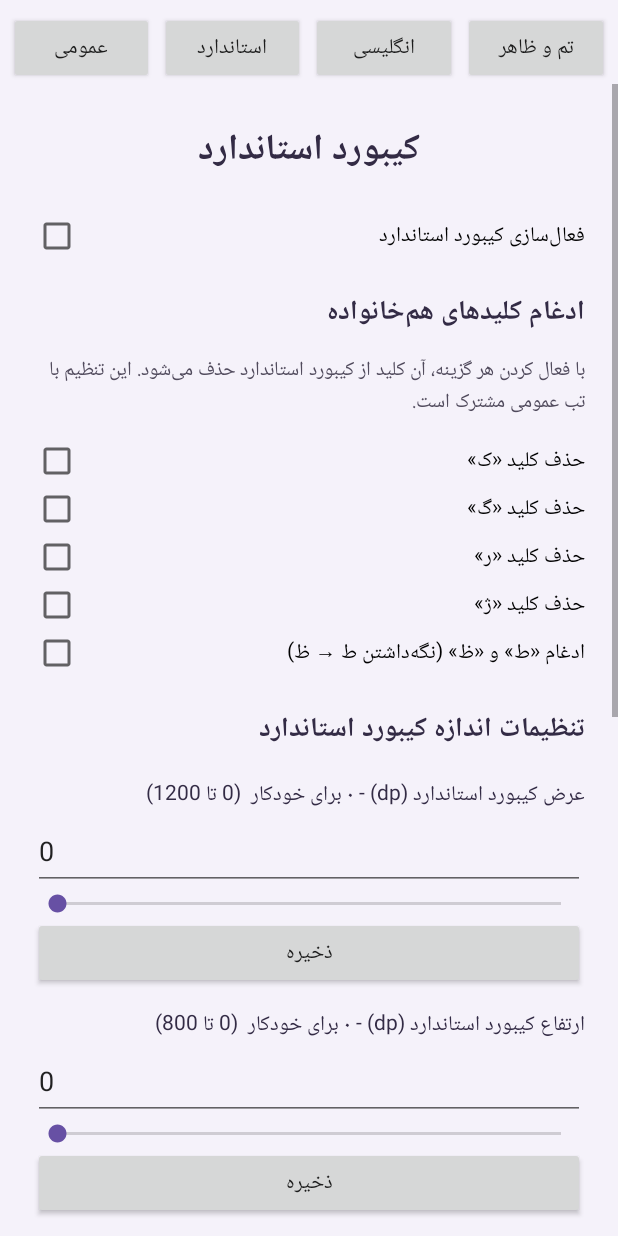
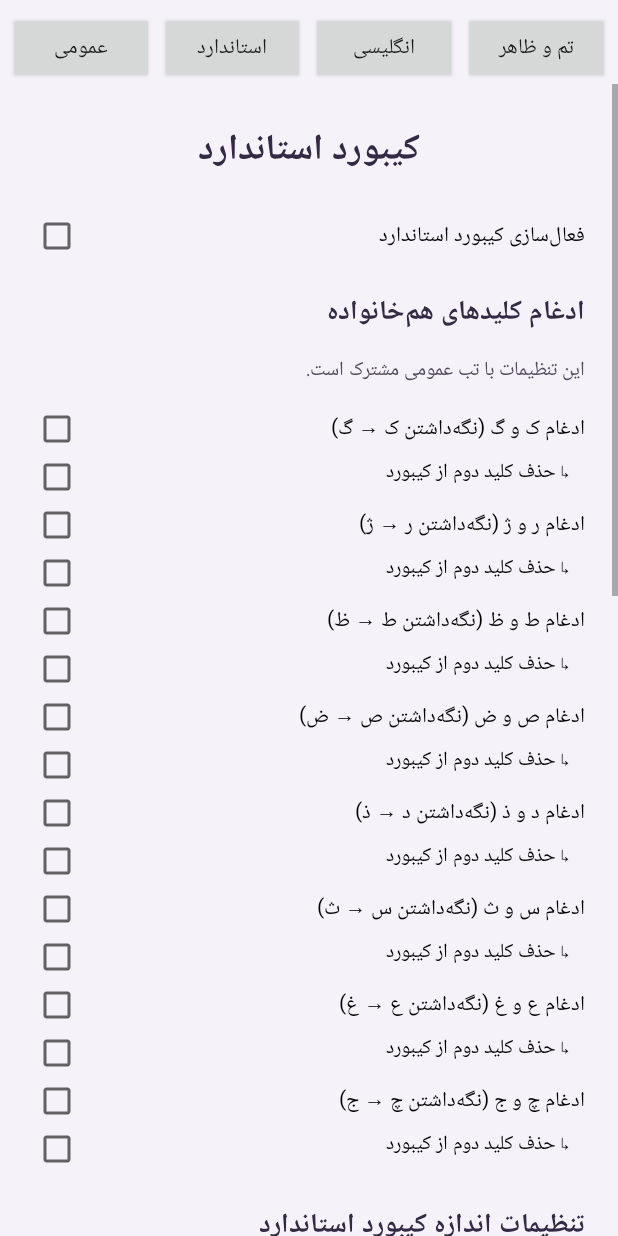
Before and after one commit to smhosseini397/SMHKeyBoard.ai, an Android app: the screen it shows after launch (SettingsActivity), after a tap on "استاندارد", on a phone screen of 412 x 824 dp. Run offline under Robolectric (Android 15) with nearby library versions, the phone set to English and light mode, and no system bars; libraries missing offline, so code that uses them is left out: android.graphics.

Commit message:
Update SettingsActivity.kt

```diff
--- a/app/src/main/java/com/farshekashan/keyfarsi/SettingsActivity.kt
+++ b/app/src/main/java/com/farshekashan/keyfarsi/SettingsActivity.kt
@@ -19,15 +19,31 @@ import android.view.inputmethod.InputMethodManager
 import android.widget.*
 import androidx.core.view.ViewCompat
 import androidx.core.view.WindowInsetsCompat
-import org.json.JSONObject
 
 class SettingsActivity : Activity() {
     companion object {
         private const val REQUEST_EXPORT_LEARNING = 7101
         private const val REQUEST_IMPORT_LEARNING = 7102
-        private const val PREFS_CUSTOM_MERGES = "custom_merges"
     }
     private val prefs by lazy { getSharedPreferences("keyfarsi", MODE_PRIVATE) }
+
+    // لیست ادغام‌های ثابت: (کلید فعال‌سازی، کلید حذف، برچسب)
+    private data class MergeOption(
+        val enableKey: String,
+        val deleteKey: String,
+        val label: String
+    )
+
+    private val mergeOptions = listOf(
+        MergeOption("merge_key_kaf",    "merge_key_kaf_delete",    "ادغام ک و گ (نگه‌داشتن ک → گ)"),
+        MergeOption("merge_key_re",     "merge_key_re_delete",     "ادغام ر و ژ (نگه‌داشتن ر → ژ)"),
+        MergeOption("merge_ta_za",      "merge_ta_za_delete",      "ادغام ط و ظ (نگه‌داشتن ط → ظ)"),
+        MergeOption("merge_sad_zad",    "merge_sad_zad_delete",    "ادغام ص و ض (نگه‌داشتن ص → ض)"),
+        MergeOption("merge_dal_zal",    "merge_dal_zal_delete",    "ادغام د و ذ (نگه‌داشتن د → ذ)"),
+        MergeOption("merge_seen_the",   "merge_seen_the_delete",   "ادغام س و ث (نگه‌داشتن س → ث)"),
+        MergeOption("merge_ain_ghain",  "merge_ain_ghain_delete",  "ادغام ع و غ (نگه‌داشتن ع → غ)"),
+        MergeOption("merge_che_je",     "merge_che_je_delete",     "ادغام چ و ج (نگه‌داشتن چ → ج)")
+    )
 
     override fun onCreate(savedInstanceState: Bundle?) {
         super.onCreate(savedInstanceState)
@@ -139,41 +155,6 @@ class SettingsActivity : Activity() {
     }
 
     // ---------------------------------------------------------------------
-    // کمکی‌های ادغام سفارشی (JSON یکپارچه)
-    // ---------------------------------------------------------------------
-    private fun readCustomMerges(): JSONObject {
-        val raw = prefs.getString(PREFS_CUSTOM_MERGES, null)
-        return try {
-            if (raw.isNullOrBlank()) JSONObject() else JSONObject(raw)
-        } catch (e: Exception) {
-            JSONObject()
-        }
-    }
-
-    private fun writeCustomMerges(obj: JSONObject) {
-        prefs.edit().putString(PREFS_CUSTOM_MERGES, obj.toString()).apply()
-    }
-
-    private fun saveCustomMerge(key: String, alt: String, delete: Boolean) {
-        val merges = readCustomMerges()
-        if (alt.isBlank() && !delete) {
-            merges.remove(key)
-        } else {
-            merges.put(key, JSONObject().apply {
-                put("alt", alt)
-                put("delete", delete)
-            })
-        }
-        writeCustomMerges(merges)
-    }
-
-    private fun removeCustomMerge(key: String) {
-        val merges = readCustomMerges()
-        merges.remove(key)
-        writeCustomMerges(merges)
-    }
-
-    // ---------------------------------------------------------------------
     // تب عمومی
     // ---------------------------------------------------------------------
     private fun createGeneralTab(): LinearLayout {
@@ -250,23 +231,23 @@ class SettingsActivity : Activity() {
 
         outer.addView(sectionTitle("ادغام کلیدها (قابل تنظیم در هر دو حالت)"))
         outer.addView(TextView(this).apply {
-            text = "با فعال کردن هر گزینه، آن کلید از کیبورد حذف می‌شود. این تنظیم در هر دو تب عمومی و استاندارد مشترک است."
+            text = "برای هر ادغام، دو گزینه داری:\n• «فعال‌سازی ادغام»: حرف دوم کم‌رنگ پایین حرف اول نمایش داده می‌شود و با نگه‌داشتن دکمه، حرف دوم تایپ می‌شود.\n• «حذف کلید دوم»: کلید حرف دوم به‌طور کامل از کیبورد حذف می‌شود."
             textSize = 13f
             setTextColor(0xFF514B5D.toInt())
             setPadding(0, dp(4), 0, dp(10))
         })
-        listOf(
-            "merge_key_kaf" to "حذف کلید «ک»",
-            "merge_key_gaf" to "حذف کلید «گ»",
-            "merge_key_re" to "حذف کلید «ر»",
-            "merge_key_zhe" to "حذف کلید «ژ»",
-            "merge_ta_za" to "ادغام «ط» و «ظ» (نگه‌داشتن ط → ظ)"
-        ).forEach { (key, label) ->
-            val cb = CheckBox(this).apply {
-                text = label
-                isChecked = prefs.getBoolean(key, false)
+        addMergeSection(outer)
+
+        return outer
+    }
+
+    private fun addMergeSection(parent: LinearLayout) {
+        mergeOptions.forEach { option ->
+            val enableCb = CheckBox(this).apply {
+                text = option.label
+                isChecked = prefs.getBoolean(option.enableKey, false)
                 setOnCheckedChangeListener { _, checked ->
-                    prefs.edit().putBoolean(key, checked).apply()
+                    prefs.edit().putBoolean(option.enableKey, checked).apply()
                     Toast.makeText(
                         this@SettingsActivity,
                         "برای اعمال تغییرات، کیبورد را ببندید و دوباره باز کنید",
@@ -274,10 +255,24 @@ class SettingsActivity : Activity() {
                     ).show()
                 }
             }
-            outer.addView(cb)
+            parent.addView(enableCb)
+
+            val deleteCb = CheckBox(this).apply {
+                text = "   ↳ حذف کلید دوم از کیبورد"
+                textSize = 13f
+                isChecked = prefs.getBoolean(option.deleteKey, false)
+                setPadding(dp(24), 0, 0, dp(6))
+                setOnCheckedChangeListener { _, checked ->
+                    prefs.edit().putBoolean(option.deleteKey, checked).apply()
+                    Toast.makeText(
+                        this@SettingsActivity,
+                        "برای اعمال تغییرات، کیبورد را ببندید و دوباره باز کنید",
+                        Toast.LENGTH_SHORT
+                    ).show()
+                }
+            }
+            parent.addView(deleteCb)
         }
-
-        return outer
     }
 
     private fun createLearningBackup() {
@@ -354,35 +349,12 @@ class SettingsActivity : Activity() {
 
         outer.addView(sectionTitle("ادغام کلیدهای هم‌خانواده"))
         outer.addView(TextView(this).apply {
-            text = "با فعال کردن هر گزینه، آن کلید از کیبورد استاندارد حذف می‌شود. این تنظیم با تب عمومی مشترک است."
+            text = "این تنظیمات با تب عمومی مشترک است."
             textSize = 13f
             setTextColor(0xFF514B5D.toInt())
             setPadding(0, dp(4), 0, dp(12))
         })
-
-        val mergeKeyOptions = listOf(
-            "merge_key_kaf" to "حذف کلید «ک»",
-            "merge_key_gaf" to "حذف کلید «گ»",
-            "merge_key_re" to "حذف کلید «ر»",
-            "merge_key_zhe" to "حذف کلید «ژ»",
-            "merge_ta_za" to "ادغام «ط» و «ظ» (نگه‌داشتن ط → ظ)"
-        )
-
-        mergeKeyOptions.forEach { (key, label) ->
-            val cb = CheckBox(this).apply {
-                text = label
-                isChecked = prefs.getBoolean(key, false)
-                setOnCheckedChangeListener { _, checked ->
-                    prefs.edit().putBoolean(key, checked).apply()
-                    Toast.makeText(
-                        this@SettingsActivity,
-                        "برای اعمال تغییرات، کیبورد را ببندید و دوباره باز کنید",
-                        Toast.LENGTH_SHORT
-                    ).show()
-                }
-            }
-            outer.addView(cb)
-        }
+        addMergeSection(outer)
 
         outer.addView(sectionTitle("تنظیمات اندازه کیبورد استاندارد"))
         addNumberField(outer, "عرض کیبورد استاندارد (dp) - ۰ برای خودکار", "standard_keyboard_width", 0, 0, 1200)
@@ -484,8 +456,15 @@ class SettingsActivity : Activity() {
         addNumberField(outer, "فاصله بین دکمه‌ها (dp)", "fa_key_gap", 4, 0, 20)
         // حاشیه امن: حالا از ۰ قابل تنظیم است
         addNumberField(outer, "حاشیه امن (پیکسل)", "keyboard_padding", 2, 0, 5)
-        // حاشیه طرفین: حالا منفی هم مجاز است تا به دیواره بچسبد
-        addNumberField(outer, "حاشیه طرفین ردیف حروف (dp) - منفی = چسبیده به دیواره", "letter_side_margin", 4, -40, 20)
+        // حاشیه طرفین ردیف حروف: محدوده بزرگ‌تر تا کاملاً به دیواره بچسبد
+        addNumberField(
+            outer,
+            "حاشیه طرفین ردیف حروف (dp)\nمنفی = چسبیده به دیواره، مثبت = فاصله از دیواره",
+            "letter_side_margin",
+            4,
+            -120,
+            40
+        )
         addNumberField(outer, "عرض کیبورد در حالت افقی (dp) - ۰ برای خودکار", "keyboard_width_landscape", 0, 0, 1200)
         addNumberField(outer, "ارتفاع کیبورد در حالت افقی (dp) - ۰ برای خودکار", "keyboard_height_landscape", 0, 0, 800)
 
@@ -523,105 +502,6 @@ class SettingsActivity : Activity() {
         addNumberField(outer, "جابه‌جایی عمودی (dp) - ۱۰۰- تا ۲۰۰", "keyboard_vertical_offset", 0, -100, 200)
 
         // -----------------------------------------------------------------
-        // ادغام هر دکمه (سفارشی) — ذخیره در JSON یکپارچه
-        // -----------------------------------------------------------------
-        outer.addView(sectionTitle("ادغام هر دکمه (سفارشی)"))
-        outer.addView(TextView(this).apply {
-            text = "برای هر دکمه می‌توانید حرف جایگزین تعیین کنید (با نگه‌داشتن دکمه، آن حرف تایپ می‌شود). خالی = بدون جایگزین.\nمثال: دکمه «م» → جایگزین «.»\nاین تنظیمات در فایل custom_merges ذخیره می‌شود و کیبورد از همان می‌خواند."
-            textSize = 13f
-            setTextColor(0xFF514B5D.toInt())
-            setPadding(0, dp(4), 0, dp(10))
-        })
-
-        val allKeys = buildList {
-            addAll(persianRows.flatMap { it.toList() }.map { it.toString() })
-            addAll(englishRows.flatMap { it.toList() }.map { it.toString() })
-        }.distinct()
-
-        val keySpinner = Spinner(this).apply {
-            adapter = ArrayAdapter(
-                this@SettingsActivity,
-                android.R.layout.simple_spinner_dropdown_item,
-                allKeys
-            )
-        }
-        outer.addView(TextView(this).apply {
-            text = "انتخاب دکمه:"
-            textSize = 13f
-            setTextColor(0xFF332B45.toInt())
-        })
-        outer.addView(keySpinner, match())
-
-        val altInput = EditText(this).apply {
-            hint = "حرف جایگزین (خالی = حذف)"
-            setSingleLine(true)
-        }
-        outer.addView(TextView(this).apply {
-            text = "حرف جایگزین:"
-            textSize = 13f
-            setTextColor(0xFF332B45.toInt())
-        })
-        outer.addView(altInput, match())
-
-        val deleteCheck = CheckBox(this).apply {
-            text = "حذف دکمه اصلی از کیبورد"
-        }
-        outer.addView(deleteCheck)
-
-        // وقتی کاربر دکمه را عوض می‌کند، مقادیر ذخیره‌شده را نشان بده
-        fun loadSelectedKeyState(key: String) {
-            val merges = readCustomMerges()
-            val obj = merges.optJSONObject(key)
-            if (obj != null) {
-                altInput.setText(obj.optString("alt", ""))
-                deleteCheck.isChecked = obj.optBoolean("delete", false)
-            } else {
-                altInput.setText("")
-                deleteCheck.isChecked = false
-            }
-        }
-
-        keySpinner.onItemSelectedListener = object : AdapterView.OnItemSelectedListener {
-            override fun onItemSelected(parent: AdapterView<*>?, view: View?, position: Int, id: Long) {
-                loadSelectedKeyState(allKeys[position])
-            }
-            override fun onNothingSelected(parent: AdapterView<*>?) {}
-        }
-
-        val saveCustom = Button(this).apply {
-            text = "ذخیره ادغام سفارشی"
-            setOnClickListener {
-                val selectedKey = keySpinner.selectedItem as String
-                val alt = altInput.text.toString().trim()
-                val shouldDelete = deleteCheck.isChecked
-                saveCustomMerge(selectedKey, alt, shouldDelete)
-                // سازگاری با نسخه قدیمی (اگر سرویس قدیمی این کلیدها را می‌خواند)
-                if (alt.isBlank()) {
-                    prefs.edit().remove("custom_merge_$selectedKey").apply()
-                } else {
-                    prefs.edit().putString("custom_merge_$selectedKey", alt).apply()
-                }
-                prefs.edit().putBoolean("custom_delete_$selectedKey", shouldDelete).apply()
-                Toast.makeText(this@SettingsActivity, "ادغام «$selectedKey» ذخیره شد", Toast.LENGTH_SHORT).show()
-            }
-        }
-        outer.addView(saveCustom, match())
-
-        val deleteCustom = Button(this).apply {
-            text = "حذف ادغام سفارشی دکمه انتخابی"
-            setOnClickListener {
-                val selectedKey = keySpinner.selectedItem as String
-                removeCustomMerge(selectedKey)
-                prefs.edit().remove("custom_merge_$selectedKey").apply()
-                prefs.edit().remove("custom_delete_$selectedKey").apply()
-                altInput.setText("")
-                deleteCheck.isChecked = false
-                Toast.makeText(this@SettingsActivity, "ادغام «$selectedKey» حذف شد", Toast.LENGTH_SHORT).show()
-            }
-        }
-        outer.addView(deleteCustom, match())
-
-        // -----------------------------------------------------------------
         // بازنشانی
         // -----------------------------------------------------------------
         val reset = Button(this).apply {
@@ -647,10 +527,21 @@ class SettingsActivity : Activity() {
                     .putInt("keyboard_padding", 2)
                     .putInt("letter_side_margin", 4)
                     .putBoolean("merge_key_kaf", false)
-                    .putBoolean("merge_key_gaf", false)
+                    .putBoolean("merge_key_kaf_delete", false)
                     .putBoolean("merge_key_re", false)
-                    .putBoolean("merge_key_zhe", false)
+                    .putBoolean("merge_key_re_delete", false)
                     .putBoolean("merge_ta_za", false)
+                    .putBoolean("merge_ta_za_delete", false)
+                    .putBoolean("merge_sad_zad", false)
+                    .putBoolean("merge_sad_zad_delete", false)
+                    .putBoolean("merge_dal_zal", false)
+                    .putBoolean("merge_dal_zal_delete", false)
+                    .putBoolean("merge_seen_the", false)
+                    .putBoolean("merge_seen_the_delete", false)
+                    .putBoolean("merge_ain_ghain", false)
+                    .putBoolean("merge_ain_ghain_delete", false)
+                    .putBoolean("merge_che_je", false)
+                    .putBoolean("merge_che_je_delete", false)
                     .putBoolean("backspace_separate_row", false)
                     .putInt("backspace_weight", 2)
                     .putInt("backspace_separate_height", 0)
@@ -663,7 +554,6 @@ class SettingsActivity : Activity() {
                     .putBoolean("dark", false)
                     .putString("theme", "default")
                     .putBoolean("standard_big_keyboard", false)
-                    .remove(PREFS_CUSTOM_MERGES)
                     .apply()
                 Toast.makeText(this@SettingsActivity, "تنظیمات بازنشانی شد", Toast.LENGTH_SHORT).show()
                 recreate()
@@ -777,16 +667,4 @@ class SettingsActivity : Activity() {
 
         parent.addView(row)
     }
-
-    private val persianRows = listOf(
-        "ضصثقفغعهخحجچ",
-        "شسیبلاتنمکگ",
-        "ظطزرژذدپو"
-    )
-
-    private val englishRows = listOf(
-        "qwertyuiop",
-        "asdfghjkl",
-        "zxcvbnm"
-    )
 }
```
